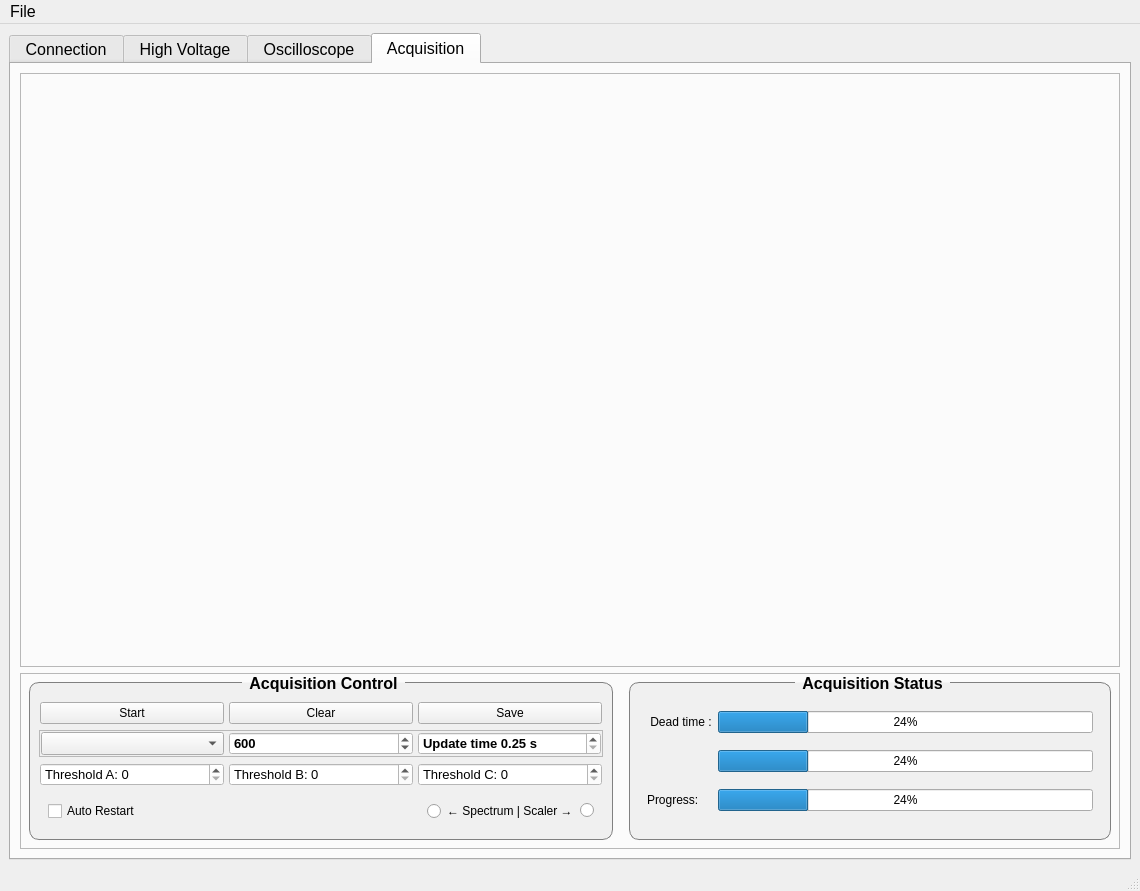
This is design.ui in muchnoi/HPGe-Acquisition as Qt 5 draws it before an edit. The edited form follows.
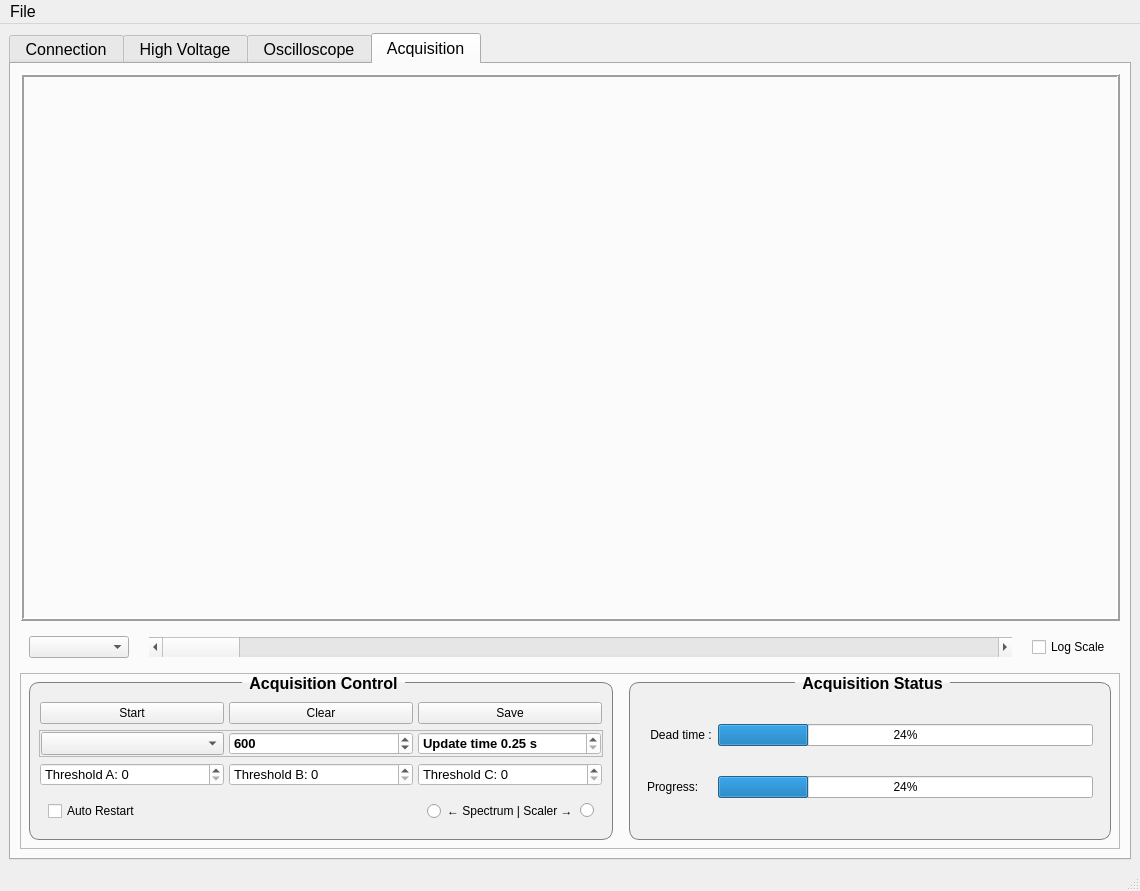
This is the edited form. Custom widgets are drawn as their Qt base class.

Commit message: first look at the histogram

```diff
--- a/design.ui
+++ b/design.ui
@@ -1682,14 +1682,112 @@
         <string> Acquisition </string>
        </attribute>
        <layout class="QVBoxLayout" name="verticalLayout_20">
+        <item>
+         <widget class="QFrame" name="frame_8">
+          <property name="frameShape">
+           <enum>QFrame::Box</enum>
+          </property>
+          <property name="frameShadow">
+           <enum>QFrame::Raised</enum>
+          </property>
+          <property name="lineWidth">
+           <number>2</number>
+          </property>
+          <layout class="QVBoxLayout" name="verticalLayout_25">
+           <property name="spacing">
+            <number>0</number>
+           </property>
+           <property name="margin">
+            <number>0</number>
+           </property>
+           <item>
+            <widget class="AcqCanvas" name="AcqWidget" native="true"/>
+           </item>
+          </layout>
+         </widget>
+        </item>
         <item>
          <widget class="QFrame" name="frame_4">
+          <property name="sizePolicy">
+           <sizepolicy hsizetype="Preferred" vsizetype="Maximum">
+            <horstretch>0</horstretch>
+            <verstretch>0</verstretch>
+           </sizepolicy>
+          </property>
+          <property name="minimumSize">
+           <size>
+            <width>0</width>
+            <height>20</height>
+           </size>
+          </property>
+          <property name="autoFillBackground">
+           <bool>false</bool>
+          </property>
           <property name="frameShape">
-           <enum>QFrame::StyledPanel</enum>
+           <enum>QFrame::NoFrame</enum>
           </property>
           <property name="frameShadow">
            <enum>QFrame::Raised</enum>
           </property>
+          <property name="lineWidth">
+           <number>0</number>
+          </property>
+          <layout class="QHBoxLayout" name="horizontalLayout_9">
+           <property name="spacing">
+            <number>20</number>
+           </property>
+           <item>
+            <widget class="QComboBox" name="ZoomComboBox">
+             <property name="sizePolicy">
+              <sizepolicy hsizetype="Maximum" vsizetype="Fixed">
+               <horstretch>0</horstretch>
+               <verstretch>0</verstretch>
+              </sizepolicy>
+             </property>
+             <property name="minimumSize">
+              <size>
+               <width>100</width>
+               <height>0</height>
+              </size>
+             </property>
+            </widget>
+           </item>
+           <item>
+            <widget class="QScrollBar" name="HistogramScrollBar">
+             <property name="sizePolicy">
+              <sizepolicy hsizetype="Expanding" vsizetype="Maximum">
+               <horstretch>0</horstretch>
+               <verstretch>0</verstretch>
+              </sizepolicy>
+             </property>
+             <property name="minimumSize">
+              <size>
+               <width>0</width>
+               <height>20</height>
+              </size>
+             </property>
+             <property name="autoFillBackground">
+              <bool>false</bool>
+             </property>
+             <property name="orientation">
+              <enum>Qt::Horizontal</enum>
+             </property>
+             <property name="invertedAppearance">
+              <bool>false</bool>
+             </property>
+             <property name="invertedControls">
+              <bool>false</bool>
+             </property>
+            </widget>
+           </item>
+           <item alignment="Qt::AlignHCenter">
+            <widget class="QCheckBox" name="LogScaleCheckBox">
+             <property name="text">
+              <string>Log Scale</string>
+             </property>
+            </widget>
+           </item>
+          </layout>
          </widget>
         </item>
         <item>
@@ -2017,27 +2115,13 @@
                </widget>
               </item>
               <item row="1" column="0">
-               <widget class="QLabel" name="label_10">
-                <property name="text">
-                 <string>&lt;Dead time&gt;</string>
-                </property>
-               </widget>
-              </item>
-              <item row="1" column="1">
-               <widget class="QProgressBar" name="progressBar_2">
-                <property name="value">
-                 <number>24</number>
-                </property>
-               </widget>
-              </item>
-              <item row="2" column="0">
                <widget class="QLabel" name="label_11">
                 <property name="text">
                  <string>Progress:</string>
                 </property>
                </widget>
               </item>
-              <item row="2" column="1">
+              <item row="1" column="1">
                <widget class="QProgressBar" name="progressBar_3">
                 <property name="value">
                  <number>24</number>
@@ -2157,6 +2241,12 @@
    <header>TABs/Scope.h</header>
    <container>1</container>
   </customwidget>
+  <customwidget>
+   <class>AcqCanvas</class>
+   <extends>QWidget</extends>
+   <header>TABs/Canvas.h</header>
+   <container>1</container>
+  </customwidget>
  </customwidgets>
  <resources/>
  <connections/>
```
The commit also changes 5 other files.
